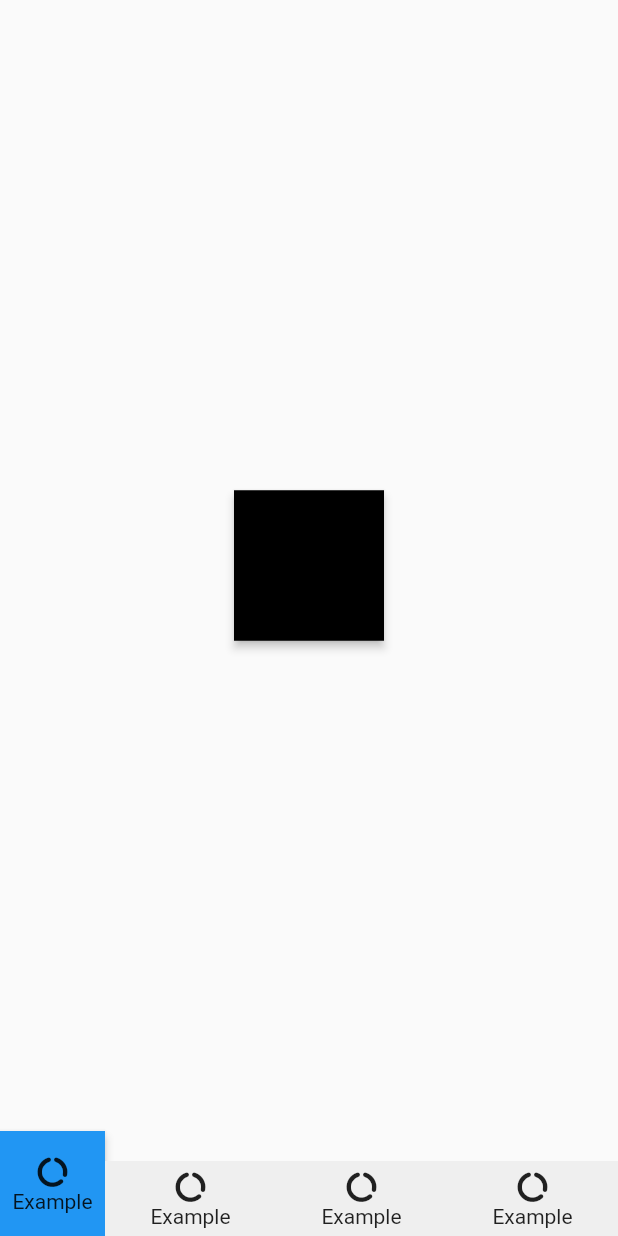
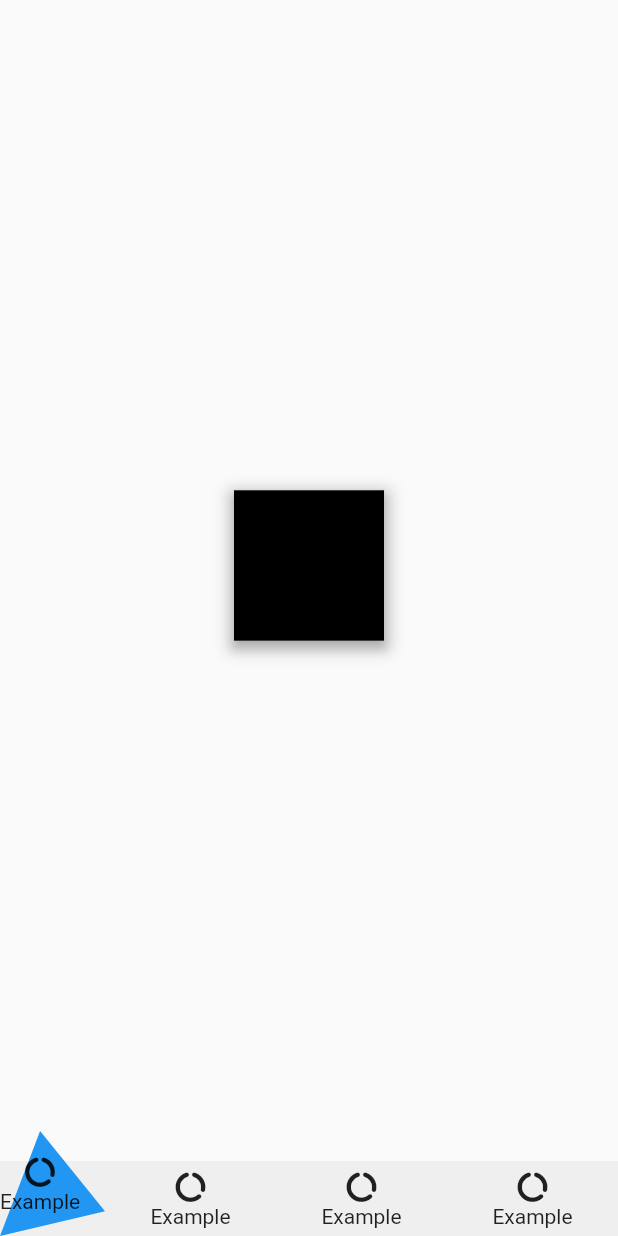
Before and after one commit to koukibadr/Shaped-Bottom-Bar, a Flutter app: the screen it shows after launch, on a phone screen of 412 x 824 dp. Run offline on Flutter 3.47's test engine with Material 2 defaults, Android fonts, the phone set to English and light mode, and no system bars.

Commit message:
add triangle shape to list of shapes

```diff
--- /dev/null
+++ b/lib/paint/draw_triangle_shape.dart
@@ -0,0 +1,29 @@
+import 'package:flutter/material.dart';
+
+class DrawTriangleShape extends CustomPainter {
+  late Paint painter;
+  final Color backgroundColor;
+
+  DrawTriangleShape({this.backgroundColor = Colors.black}) {
+    painter = Paint()
+      ..color = this.backgroundColor
+      ..style = PaintingStyle.fill;
+  }
+
+  @override
+  void paint(Canvas canvas, Size size) {
+    var path = Path();
+
+    path.moveTo(size.width / 2, 0);
+    path.lineTo(0, size.height);
+    path.lineTo(size.height, size.width);
+    path.close();
+
+    canvas.drawPath(path, painter);
+  }
+
+  @override
+  bool shouldRepaint(CustomPainter oldDelegate) {
+    return false;
+  }
+}
--- a/lib/shaped_bottom_bar.dart
+++ b/lib/shaped_bottom_bar.dart
@@ -2,7 +2,9 @@ library shaped_bottom_bar;
 
 import 'package:flutter/material.dart';
 import 'package:shaped_bottom_bar/utils/shapes.dart';
+import 'package:shaped_bottom_bar/widgets/circle_shape.dart';
 import 'package:shaped_bottom_bar/widgets/square.dart';
+import 'package:shaped_bottom_bar/widgets/triangle_shape.dart';
 
 class ShapedBottomBar extends StatefulWidget {
   final double height;
@@ -125,7 +127,7 @@ class _ShapedBottomBarState extends State<ShapedBottomBar> {
             color: widget.backgroundColor,
           ),
         ),
-        SquareShape(
+        TriangleShape(
           background: this.widget.shapeColor!,
           child: baseWidget,
           size: 70,
--- a/lib/widgets/square.dart
+++ b/lib/widgets/square.dart
@@ -17,7 +17,17 @@ class SquareShape extends StatelessWidget {
       child: Container(
         width: this.size,
         height: this.size,
-        color: this.background,
+        decoration: BoxDecoration(
+          boxShadow: [
+            BoxShadow(
+              color: Colors.grey.withOpacity(0.5),
+              spreadRadius: 5,
+              blurRadius: 7,
+              offset: Offset(0, 3), // changes position of shadow
+            ),
+          ],
+          color: this.background,
+        ),
         child: Center(child: this.child),
       ),
     );
--- /dev/null
+++ b/lib/widgets/triangle_shape.dart
@@ -0,0 +1,24 @@
+import 'package:flutter/material.dart';
+import 'package:shaped_bottom_bar/paint/draw_triangle_shape.dart';
+
+class TriangleShape extends StatelessWidget {
+  final double size;
+  final Color background;
+  final Widget child;
+
+  TriangleShape(
+      {required this.child, this.background = Colors.white, this.size = 50});
+
+  @override
+  Widget build(BuildContext context) {
+    return Container(
+      child: CustomPaint(
+        size: Size(this.size, this.size),
+        painter: DrawTriangleShape(
+          backgroundColor: this.background
+        ),
+        child: this.child,
+      ),
+    );
+  }
+}
```
Also changed, not shown: lib/widgets/circle_shape.dart (+6 -11 lines).
